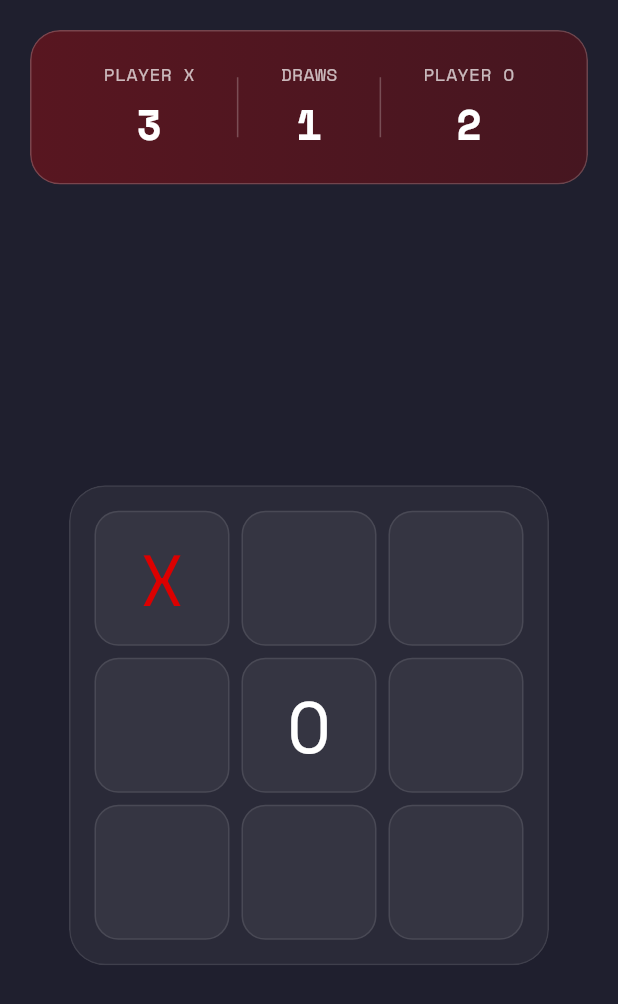
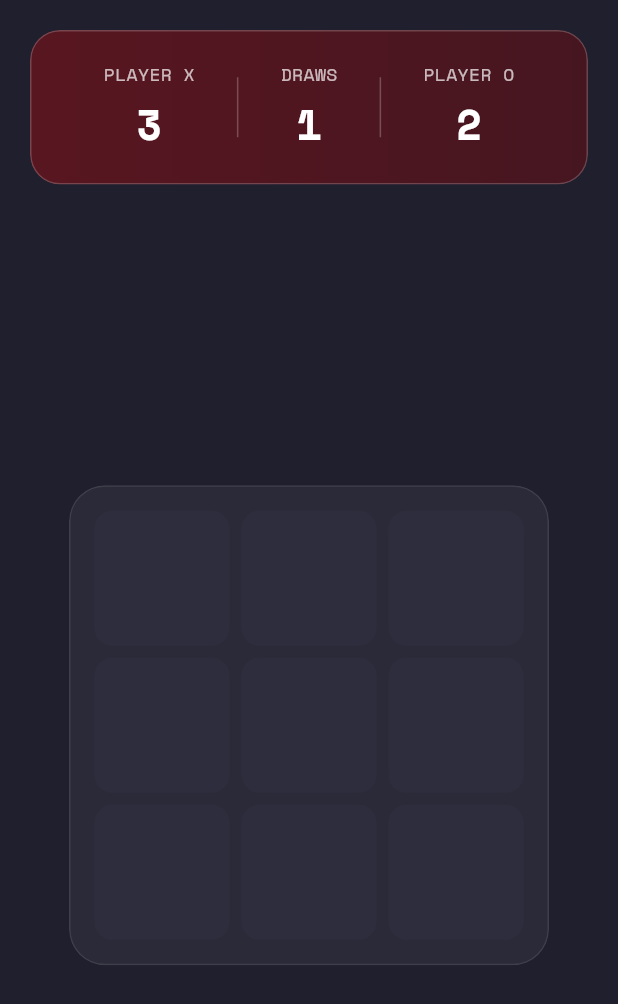
Before and after one commit to essolimhq/tictactoe, a Flutter app: the screen it shows after launch, after a tap on "Play vs IA", on a phone screen of 412 x 824 dp. Shown: the top 1004 px of the screen. Run offline on Flutter 3.47's test engine with Material 3 defaults, Android fonts, the phone set to English and light mode, and no system bars; drawn by our look-alikes of flutter_animate; our stand-ins replace flutter_riverpod, freezed_annotation, go_router, riverpod_annotation; generated files the repository leaves out were written again.

Commit message:
feat: navigate to game screen

```diff
--- a/lib/core/design_system/tokens/app_colors.dart
+++ b/lib/core/design_system/tokens/app_colors.dart
@@ -2,6 +2,7 @@ import 'dart:ui';
 
 abstract class AppColors {
   static const Color primary = Color(0xFF2196F3);
+  static const Color secondary = Color(0xFFFF9800);
   static const Color primaryLight = Color(0xFF64B5F6);
   static const Color primaryDark = Color(0xFF1976D2);
 
--- a/lib/features/game/domain/entities/move.dart
+++ b/lib/features/game/domain/entities/move.dart
@@ -1,5 +1,5 @@
 import 'package:freezed_annotation/freezed_annotation.dart';
-import 'package:tictactoe/features/game/domain/entities/game_state.dart';
+import 'package:tictactoe/features/game/domain/entities/player.dart';
 
 part 'move.freezed.dart';
 
--- a/lib/features/game/presentation/screens/game_screen.dart
+++ b/lib/features/game/presentation/screens/game_screen.dart
@@ -17,7 +17,7 @@ class GameScreen extends StatelessWidget {
           children: [
             ScoreBoard(),
             Spacer(),
-            Gameboard(),
+            const Gameboard(),
             Spacer(),
           ],
         ),
--- /dev/null
+++ b/lib/features/game/presentation/widgets/board_cell.dart
@@ -0,0 +1,51 @@
+import 'package:flutter/material.dart';
+import 'package:flutter_riverpod/flutter_riverpod.dart';
+import 'package:tictactoe/core/design_system/tokens/app_colors.dart';
+import 'package:tictactoe/core/enums/game_enums.dart';
+import 'package:tictactoe/features/game/presentation/providers/game_controller_provider.dart';
+import 'package:tictactoe/features/game/presentation/widgets/cell_symbol.dart';
+
+class BoardCell extends StatelessWidget {
+  final int index;
+
+  const BoardCell({
+    super.key,
+    required this.index,
+  });
+
+  @override
+  Widget build(BuildContext context) {
+    return Consumer(builder: (context, ref, _) {
+      final state = ref.watch(gameControllerProvider);
+      final gameController = ref.read(gameControllerProvider.notifier);
+
+      final player = gameController.getPlayer(index);
+      if (player == null) return SizedBox.shrink();
+
+      final isEnabled = state.status == GameStatus.playing && player.isEmpty;
+      final isWinningCell = false;
+
+      return GestureDetector(
+        onTap: isEnabled
+            ? () {
+                gameController.play(index);
+              }
+            : null,
+        child: AnimatedContainer(
+          duration: const Duration(milliseconds: 300),
+          decoration: BoxDecoration(
+            color: isWinningCell ? AppColors.success : AppColors.gray,
+            borderRadius: BorderRadius.circular(12),
+            border: Border.all(
+              color: isWinningCell ? AppColors.success : AppColors.gray,
+              width: isWinningCell ? 3 : 1,
+            ),
+          ),
+          child: Center(
+            child: CellSymbol(player: player, isWinningCell: isWinningCell),
+          ),
+        ),
+      );
+    });
+  }
+}
--- /dev/null
+++ b/lib/features/game/presentation/widgets/cell_symbol.dart
@@ -0,0 +1,51 @@
+import 'package:flutter/material.dart';
+import 'package:flutter_animate/flutter_animate.dart';
+import 'package:tictactoe/core/design_system/tokens/app_colors.dart';
+import 'package:tictactoe/features/game/domain/entities/player.dart';
+
+class CellSymbol extends StatelessWidget {
+  final Player player;
+  final bool isWinningCell;
+
+  const CellSymbol({
+    required this.player,
+    required this.isWinningCell,
+    super.key,
+  });
+
+  @override
+  Widget build(BuildContext context) {
+    if (player.isEmpty) return const SizedBox.shrink();
+
+    final color = player.isX ? AppColors.primary : AppColors.secondary;
+
+    var symbol = Text(
+      player.symbol,
+      style: TextStyle(
+        fontSize: 56,
+        fontWeight: FontWeight.bold,
+        color: color,
+        shadows: [
+          Shadow(
+            color: color.withValues(alpha: 0.5),
+            blurRadius: 10,
+          ),
+        ],
+      ),
+    ).animate().fadeIn(duration: 200.ms).scale(
+          begin: const Offset(0, 0),
+          end: const Offset(1, 1),
+          duration: 300.ms,
+          curve: Curves.easeOutBack,
+        );
+
+    if (isWinningCell) {
+      symbol = symbol
+          .animate(onPlay: (controller) => controller.repeat())
+          .shimmer(duration: 2.seconds)
+          .shake(hz: 2, offset: const Offset(2, 0));
+    }
+
+    return symbol;
+  }
+}
--- a/lib/features/game/presentation/widgets/gameboard.dart
+++ b/lib/features/game/presentation/widgets/gameboard.dart
@@ -1,6 +1,8 @@
 import 'dart:ui';
 
 import 'package:flutter/material.dart';
+import 'package:flutter_animate/flutter_animate.dart';
+import 'package:tictactoe/features/game/presentation/widgets/board_cell.dart';
 
 class Gameboard extends StatelessWidget {
   const Gameboard({super.key});
@@ -34,30 +36,12 @@ class Gameboard extends StatelessWidget {
               ),
               itemCount: 9,
               itemBuilder: (context, index) {
-                return Container(
-                  decoration: BoxDecoration(
-                    color: Colors.white.withValues(alpha: 0.05),
-                    borderRadius: BorderRadius.circular(16),
-                    border: Border.all(
-                      color: Colors.white.withValues(alpha: 0.1),
-                      width: 1,
-                    ),
-                  ),
-                  child: Center(
-                    child: Text(
-                      index == 0
-                          ? 'X'
-                          : index == 4
-                              ? 'O'
-                              : '',
-                      style: TextStyle(
-                        fontSize: 48,
-                        fontWeight: FontWeight.w200,
-                        color: index == 0 ? const Color(0xFFDC0000) : Colors.white,
-                      ),
-                    ),
-                  ),
-                );
+                final delay = (index * 50).ms;
+
+                return BoardCell(index: index)
+                    .animate()
+                    .fadeIn(duration: 300.ms, delay: delay)
+                    .scale(begin: const Offset(0.8, 0.8), delay: delay);
               },
             ),
           ),
--- a/lib/features/menu/presentation/screens/menu_screen.dart
+++ b/lib/features/menu/presentation/screens/menu_screen.dart
@@ -18,9 +18,9 @@ class MenuScreen extends StatelessWidget {
       backgroundColor: AppColors.background,
       body: Consumer(
         builder: (context, ref, _) {
-          ref.listen(gameControllerProvider, (_, state) {
-            if (state.status == GameStatus.playing) {
-              context.pushNamed(GameScreen.routeName);
+          ref.listen(gameControllerProvider.select((provider) => provider.status), (_, status) {
+            if (status == GameStatus.playing) {
+              context.goNamed(GameScreen.routeName);
             }
           });
 
--- a/pubspec.yaml
+++ b/pubspec.yaml
@@ -15,6 +15,7 @@ dependencies:
   go_router: ^16.3.0
   freezed_annotation: ^3.1.0
   riverpod_annotation: ^3.0.3
+  flutter_animate: ^4.5.2
 
 dev_dependencies:
   flutter_test:
```
Also changed, not shown: lib/core/constants/game_constants.dart (added, +10 -0 lines), lib/features/game/domain/entities/board.dart (added, +31 -0 lines), lib/features/game/domain/entities/game_state.dart (+13 -12 lines), lib/features/game/domain/entities/player.dart (added, +74 -0 lines), lib/features/game/domain/entities/position.dart (added, +24 -0 lines), lib/features/game/presentation/providers/game_controller_provider.dart (+35 -0 lines), 1 other file.
